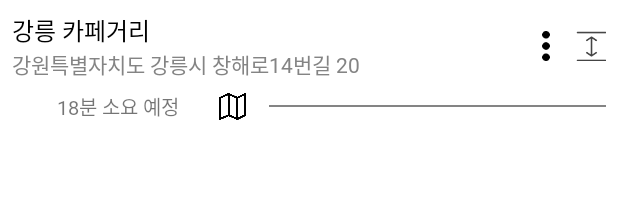
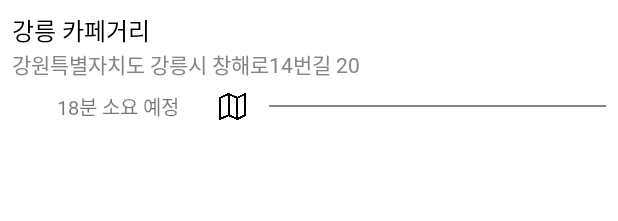
Before and after one commit to moonazn/TourRand_main, an Android app: the layout item_place_edit.xml on its own in the app's theme, with its tools: preview values and no code run, on a phone screen of 412 x 824 dp. Shown: the top 221 px of the screen. Run offline under Robolectric (Android 15) with nearby library versions, the phone set to English and light mode, and no system bars.

Commit message:
0826 여행일정 수정화면 수정

```diff
--- a/app/src/main/java/com/tourbus/tourrand/PlanViewActivity.java
+++ b/app/src/main/java/com/tourbus/tourrand/PlanViewActivity.java
@@ -104,7 +104,7 @@ public class PlanViewActivity extends AppCompatActivity {
         KakaoMapSdk.init(this, "d71b70e03d7f7b494a72421fb46cba46");
 
         Intent intent = getIntent();
-        ArrayList<TripPlanDetail> tripPlanDetailList = getIntent().getParcelableArrayListExtra("TripPlanDetailList");
+        tripPlanDetailList = getIntent().getParcelableArrayListExtra("TripPlanDetailList");
         getTheme = getIntent().getStringExtra("mainTheme");
         updateThemeText(getTheme);
 
--- a/app/src/main/res/layout/item_place_edit.xml
+++ b/app/src/main/res/layout/item_place_edit.xml
@@ -40,6 +40,7 @@
             android:layout_width="20dp"
             android:layout_height="20dp"
             android:src="@drawable/more_vertical"
+            android:visibility="gone"
             android:layout_gravity="center"/>
 
         <ImageView
@@ -48,6 +49,7 @@
             android:layout_height="20dp"
             android:src="@drawable/drag"
             android:layout_gravity="center"
+            android:visibility="gone"
             android:layout_marginLeft="10dp"/>
 
     </LinearLayout>
```
Also changed, not shown: app/src/main/res/layout/activity_plan_edit.xml (+10 -0 lines), app/src/main/res/drawable/edit.png (added).
